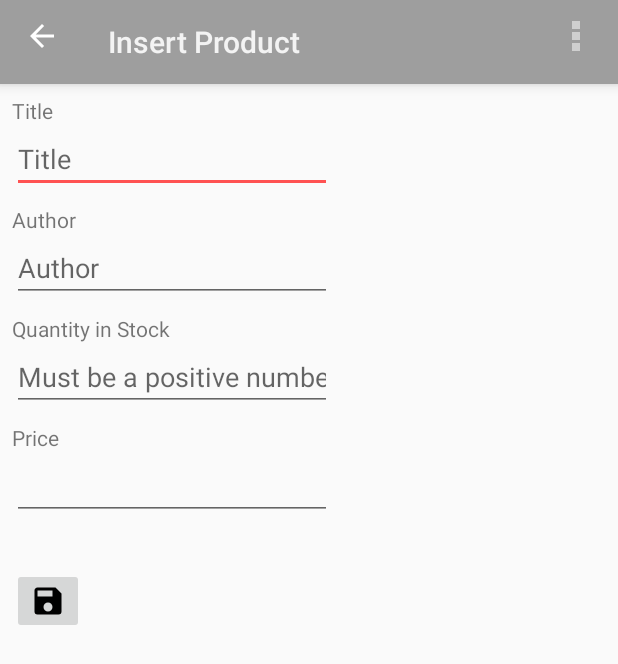
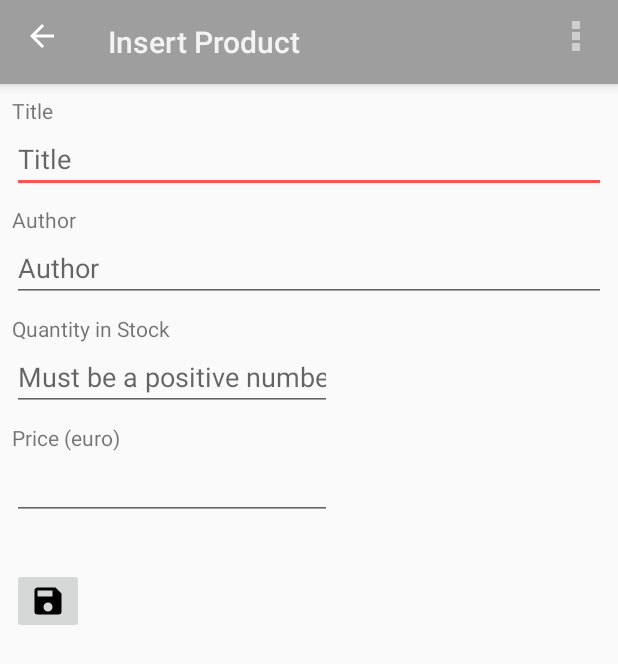
Before and after one commit to litur/BookStoreApp, an Android app: the ProductEditActivity screen opened directly, with no data from a screen before it, on a phone screen of 412 x 824 dp. Shown: the top 664 px of the screen. Run offline under Robolectric (Android 15) with nearby library versions, the phone set to English and light mode, and no system bars.

Commit message:
Added validation in edit form

```diff
--- a/app/src/main/res/layout/activity_product_edit.xml
+++ b/app/src/main/res/layout/activity_product_edit.xml
@@ -32,14 +32,17 @@
 
     <EditText
         android:id="@+id/titleET"
-        android:layout_width="wrap_content"
-        android:layout_height="0dp"
+        android:layout_width="0dp"
+        android:layout_height="wrap_content"
+        android:layout_marginEnd="8dp"
         android:layout_marginLeft="8dp"
+        android:layout_marginRight="8dp"
         android:layout_marginStart="8dp"
         android:ems="10"
         android:hint="Title"
         android:inputType="textPersonName"
         android:singleLine="false"
+        app:layout_constraintEnd_toEndOf="parent"
         app:layout_constraintStart_toStartOf="parent"
         app:layout_constraintTop_toBottomOf="@+id/titleLabelTV" />
 
@@ -56,13 +59,16 @@
 
     <EditText
         android:id="@+id/authorET"
-        android:layout_width="wrap_content"
+        android:layout_width="0dp"
         android:layout_height="wrap_content"
+        android:layout_marginEnd="8dp"
         android:layout_marginLeft="8dp"
+        android:layout_marginRight="8dp"
         android:layout_marginStart="8dp"
         android:ems="10"
         android:hint="Author"
         android:inputType="textPersonName"
+        app:layout_constraintEnd_toEndOf="parent"
         app:layout_constraintStart_toStartOf="parent"
         app:layout_constraintTop_toBottomOf="@+id/authorLabelTV" />
 
@@ -96,7 +102,7 @@
         android:layout_marginLeft="8dp"
         android:layout_marginStart="8dp"
         android:layout_marginTop="8dp"
-        android:text="Price"
+        android:text="Price (euro)"
         app:layout_constraintStart_toStartOf="parent"
         app:layout_constraintTop_toBottomOf="@+id/quantityET" />
 
--- a/app/src/main/res/values/colors.xml
+++ b/app/src/main/res/values/colors.xml
@@ -9,4 +9,5 @@
     <color name="secondary_text">#757575</color>
     <color name="icons">#212121</color>
     <color name="divider">#BDBDBD</color>
+    <color name="green">#388e3c</color>
 </resources>
--- a/app/src/main/res/values/strings.xml
+++ b/app/src/main/res/values/strings.xml
@@ -28,6 +28,8 @@
     <string name="editor_activity_editItemNotUpdated">Something went wrong. The item has not been updated.</string>
     <string name="editor_activity_newItemInserted">The new item has been inserted</string>
     <string name="editor_activity_newItemNotInserted">Something went wrong. The new item has not been inserted.</string>
-
+    <string name="delete_confirmation_dialog_message">Are you sure you want to delete this book? The action cannot be undone</string>
+    <string name="delete_confirmation_dialog_positive_Button">Sure</string>
+    <string name="delete_confirmation_dialog_negative_Button">Not Sure</string>
 
 </resources>
```
Also changed, not shown: app/src/main/java/com/example/android/bookstoreapp/BookCursorAdapter.java (+12 -3 lines), app/src/main/java/com/example/android/bookstoreapp/DeleteDialogFragment.java (+5 -4 lines), app/src/main/java/com/example/android/bookstoreapp/ProductEditActivity.java (+35 -9 lines), app/src/main/res/drawable/ic_plus.xml (added, +9 -0 lines), app/src/main/res/layout/activity_main.xml (+10 -8 lines).
